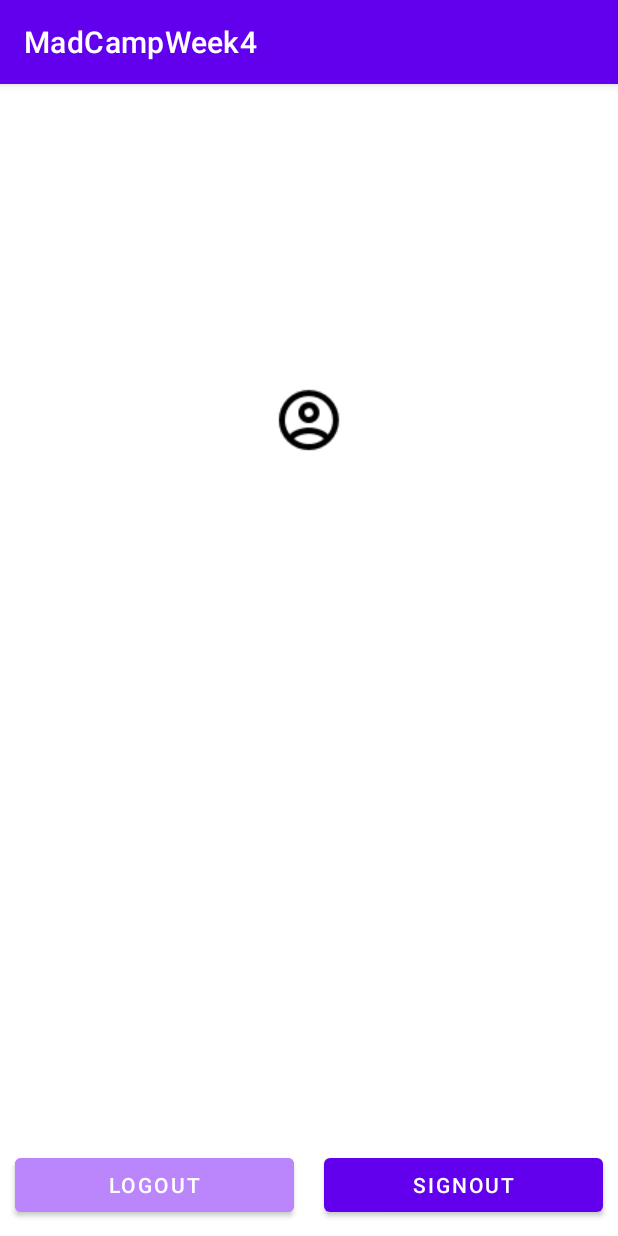
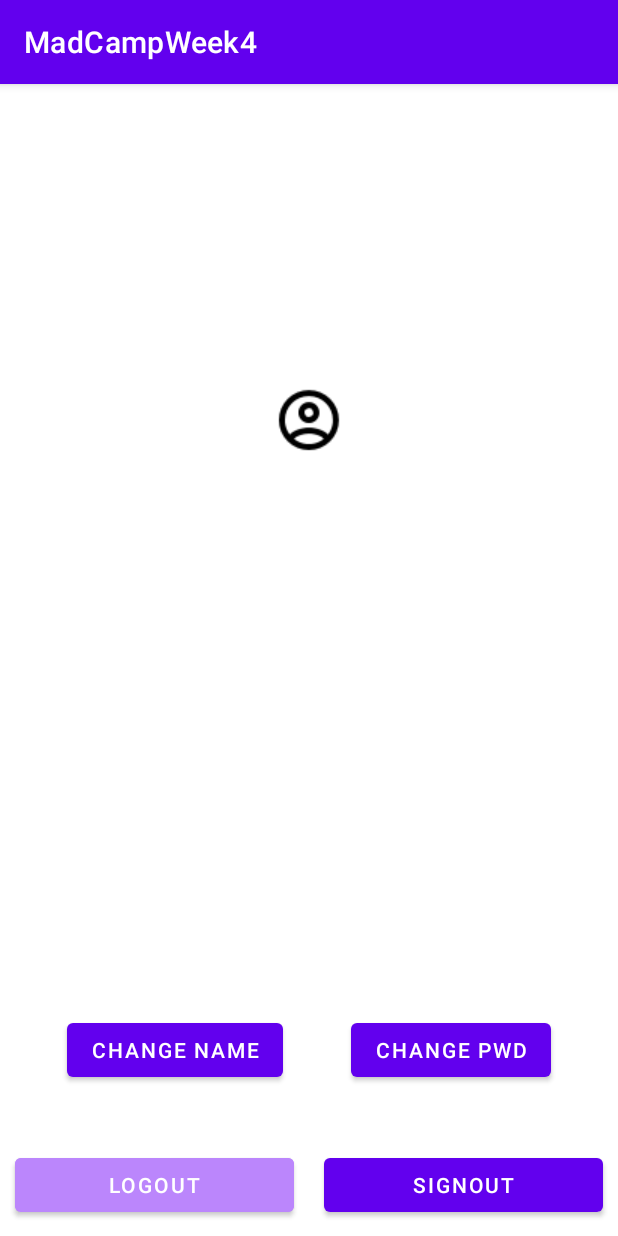
Before and after one commit to JongP/Habito_Android_MadcampWeek4, an Android app: the ProfileActivity screen opened directly, with no data from a screen before it, on a phone screen of 412 x 824 dp. Run offline under Robolectric (Android 15) with nearby library versions, the phone set to English and light mode, and no system bars; our stand-ins replace Firebase (no records; nobody signed in at launch, a user with empty details on screens opened directly).

Commit message:
added update_name and update_pwd

```diff
--- a/app/build.gradle
+++ b/app/build.gradle
@@ -58,4 +58,7 @@ dependencies {
     testImplementation 'junit:junit:4.+'
     androidTestImplementation 'androidx.test.ext:junit:1.1.3'
     androidTestImplementation 'androidx.test.espresso:espresso-core:3.4.0'
+
+
+
 }
--- a/app/src/main/java/com/example/madcampweek4/LoginActivity.java
+++ b/app/src/main/java/com/example/madcampweek4/LoginActivity.java
@@ -67,7 +67,7 @@ public class LoginActivity extends AppCompatActivity {
                                         finish();
                                     }
                                 }
-                            });;
+                            });
 
 
                         } else {
--- a/app/src/main/java/com/example/madcampweek4/MainActivity.java
+++ b/app/src/main/java/com/example/madcampweek4/MainActivity.java
@@ -62,8 +62,6 @@ public class MainActivity extends AppCompatActivity {
         userName.setText(name);
 
 
-
-
         setSupportActionBar(binding.appBarMain.toolbar);
         binding.appBarMain.fab.setOnClickListener(new View.OnClickListener() {
             @Override
--- a/app/src/main/res/layout/activity_profile.xml
+++ b/app/src/main/res/layout/activity_profile.xml
@@ -39,6 +39,26 @@
         app:layout_constraintVertical_bias="0.063" />
 
     <Button
+        android:id="@+id/btn_update_name"
+        android:layout_width="wrap_content"
+        android:layout_height="wrap_content"
+        android:layout_marginBottom="100dp"
+        android:text="change name"
+        app:layout_constraintBottom_toBottomOf="parent"
+        app:layout_constraintEnd_toStartOf="@+id/btn_update_pwd"
+        app:layout_constraintStart_toStartOf="parent" />
+
+    <Button
+        android:id="@+id/btn_update_pwd"
+        android:layout_width="wrap_content"
+        android:layout_height="wrap_content"
+        android:layout_marginBottom="100dp"
+        android:text="change pwd"
+        app:layout_constraintBottom_toBottomOf="parent"
+        app:layout_constraintEnd_toEndOf="parent"
+        app:layout_constraintStart_toEndOf="@+id/btn_update_name" />
+
+    <Button
         android:backgroundTint="@color/purple_200"
         android:id="@+id/btn_logout"
         android:layout_width="0dp"
@@ -59,4 +79,6 @@
         app:layout_constraintStart_toEndOf="@+id/btn_logout"
         android:layout_margin="10dp"/>
 
+
+
 </androidx.constraintlayout.widget.ConstraintLayout>
```
Also changed, not shown: app/src/main/java/com/example/madcampweek4/ui/profile/ProfileActivity.java (+108 -0 lines), app/src/main/res/layout/dialog_name_update.xml (added, +21 -0 lines), app/src/main/res/layout/dialog_pwd_update.xml (added, +31 -0 lines).
